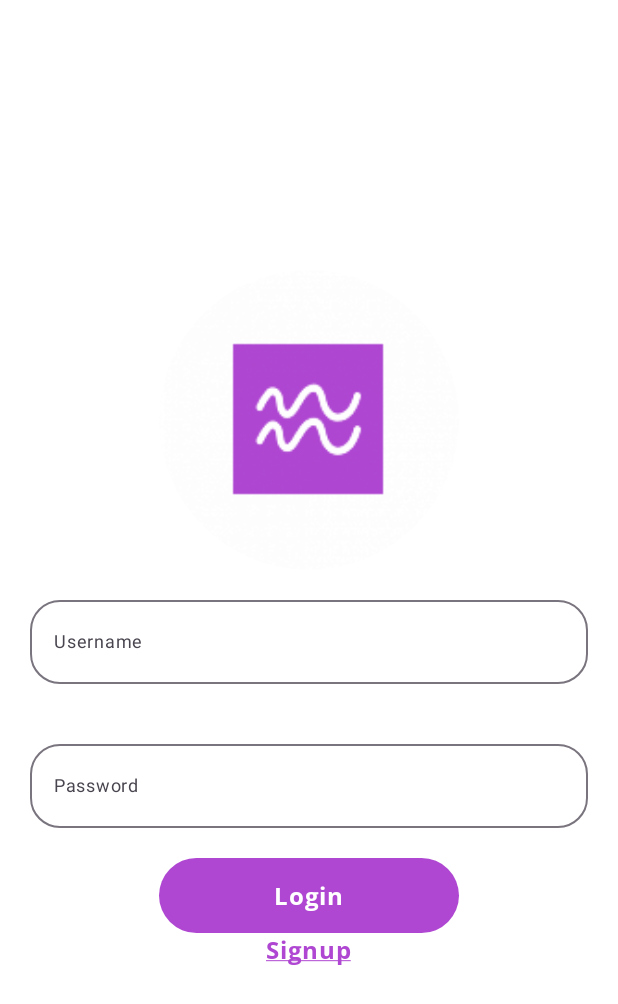
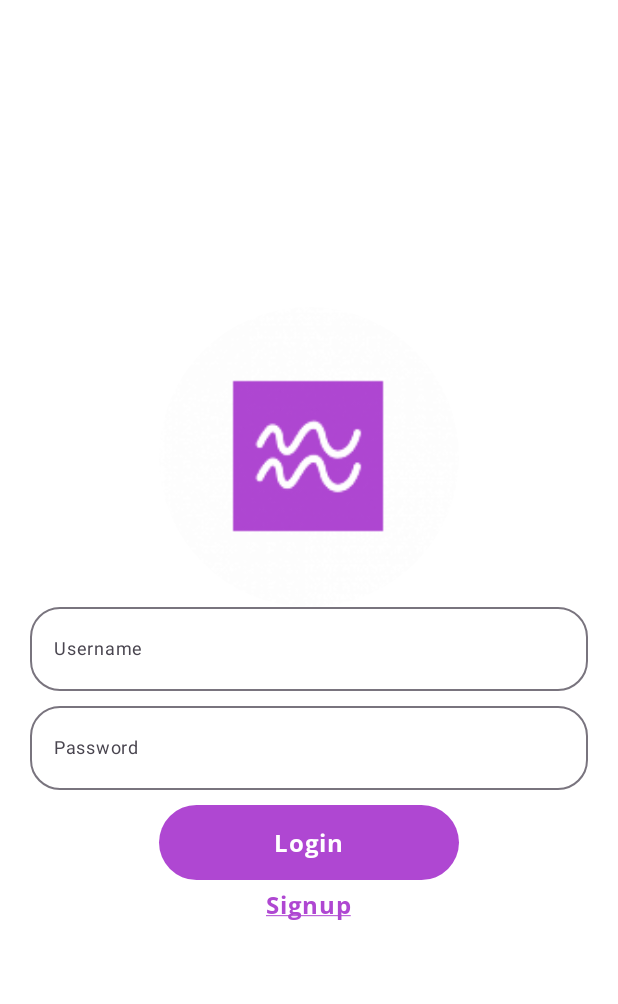
Before and after one commit to davdwhyte87/vhennus_android, an Android app built with Jetpack Compose: the HomeScreen screen opened through its navigation route, after a tap on "Login", on a phone screen of 412 x 824 dp. Shown: the top 1004 px of the screen. Run offline under Robolectric (Android 15) with nearby library versions, the phone set to English and light mode, and no system bars; our stand-ins replace Dagger/Hilt's generated code, Firebase (no records; nobody signed in at launch, a user with empty details on screens opened directly), Room's generated code; libraries missing offline, so code that uses them is left out: com.cloudinary.android, io.sentry, io.sentry.android, org.ocpsoft.prettytime; 10 statements that could not run were skipped.

```diff
--- a/app/build.gradle.kts
+++ b/app/build.gradle.kts
@@ -29,9 +29,10 @@ android {
             // Additional configurations for this flavor
             applicationIdSuffix = ".dev"
             //buildConfigField("String", "API_URL", "\"http://155.138.224.183:8000\"")
-            buildConfigField("String", "API_URL", "\"http://10.0.2.2:8000\"")
+//            buildConfigField("String", "API_URL", "\"http://10.0.2.2:8000\"")
+            buildConfigField("String", "API_URL", "\"http://155.138.221.87:8000\"")
 //            buildConfigField("String", "API_URL", "\"http://172.20.10.2:8000\"")
-            buildConfigField("String", "BLOCKCHAIN_URL", "\"155.138.224.183:3000\"")
+            buildConfigField("String", "BLOCKCHAIN_URL", "\"155.138.221.87:3000\"")
 
         }
     }
--- a/app/src/main/AndroidManifest.xml
+++ b/app/src/main/AndroidManifest.xml
@@ -18,6 +18,7 @@
         android:supportsRtl="true"
         android:theme="@style/Theme.Vhennus"
         tools:replace="android:fullBackupContent"
+        android:usesCleartextTraffic="true"
         tools:targetApi="31">
         <activity
             android:name=".MainActivity"
--- a/app/src/main/java/com/vhennus/auth/presentation/LoginScreen.kt
+++ b/app/src/main/java/com/vhennus/auth/presentation/LoginScreen.kt
@@ -1,5 +1,6 @@
 package com.vhennus.auth.presentation
 
+import android.content.Context
 import android.widget.Toast
 import androidx.compose.foundation.Image
 import androidx.compose.foundation.clickable
@@ -85,7 +86,7 @@ fun loginScreen(
             placeholder = { Text(text = "Username") },
             modifier = Modifier
                 .fillMaxWidth()
-                .padding(20.dp)
+                .padding(start = 20.dp, end = 20.dp, bottom =  10.dp, )
         )
         OutlinedTextField(value = password.value,
             onValueChange = {
@@ -95,11 +96,11 @@ fun loginScreen(
             placeholder = { Text(text = "Password") },
             modifier = Modifier
                 .fillMaxWidth()
-                .padding(20.dp)
+                .padding(start = 20.dp, end = 20.dp, bottom =  10.dp, )
         )
 
         Button(onClick = {
-            if (!validateInput(userName.value, password.value, context)){
+            if (!loginFormValidation(userName.value, password.value, context)){
                 return@Button
             }
             val loginReq = LoginReq(
@@ -128,7 +129,31 @@ fun loginScreen(
             textDecoration = TextDecoration.Underline,
             modifier = Modifier.clickable(onClick = {
                navHostController.navigate(NavScreen.SignupScreen.route)
-            })
+            }).padding(5.dp)
         )
     }
 }
+
+fun loginFormValidation(userName:String, password:String, context: Context):Boolean{
+    val isAllLowerCase = userName.all { it.isLowerCase() }
+//    if (!isAllLowerCase){
+//        Toast.makeText(context, "username should be all lowercase", Toast.LENGTH_SHORT).show()
+//        return false
+//    }
+    val hasSpace = userName.any { it.isWhitespace() }
+    if (hasSpace){
+        Toast.makeText(context, "username should have no spaces", Toast.LENGTH_SHORT).show()
+        return false
+    }
+    if (userName.isBlank()){
+        Toast.makeText(context, "username cannot be blank", Toast.LENGTH_SHORT).show()
+        return false
+    }
+    if (password.isBlank()){
+        Toast.makeText(context, "password cannot be blank", Toast.LENGTH_SHORT).show()
+        return false
+    }
+
+
+    return true
+}
--- a/app/src/main/java/com/vhennus/chat/presentation/AllChatsScreen.kt
+++ b/app/src/main/java/com/vhennus/chat/presentation/AllChatsScreen.kt
@@ -76,10 +76,10 @@ fun AllChatsScreen(
             }
             LazyColumn (
                 modifier = Modifier.fillMaxSize(),
-                horizontalAlignment = Alignment.CenterHorizontally
+                horizontalAlignment = Alignment.CenterHorizontally,
+                verticalArrangement = Arrangement.spacedBy(20.dp)
             ) {
                 items(chats){chat->
-
                     ChatListItem(chat, navController, userName,chatViewModel)
                 }
 
--- a/app/src/main/java/com/vhennus/chat/presentation/ChatListItemComp.kt
+++ b/app/src/main/java/com/vhennus/chat/presentation/ChatListItemComp.kt
@@ -106,11 +106,11 @@ fun ChatListItem(
                 painter = painterResource(R.drawable.p1),
                 contentDescription = "",
                 contentScale = ContentScale.Crop,
-                modifier = Modifier.size(60.dp).clip(CircleShape)
+                modifier = Modifier.size(40.dp).clip(CircleShape)
             )
         }else{
             LoadImageWithPlaceholder(receiverProfile.image,
-                modifier = Modifier.size(60.dp)
+                modifier = Modifier.size(40.dp)
                     .clip(CircleShape)
             )
         }
--- a/app/src/main/java/com/vhennus/feed/domain/Post.kt
+++ b/app/src/main/java/com/vhennus/feed/domain/Post.kt
@@ -1,4 +1,6 @@
 package com.vhennus.feed.domain
+
+import com.vhennus.profile.domain.Profile
 
 data class Post(
     val id:String = "",
@@ -9,7 +11,8 @@ data class Post(
     val image:String ="",
     val likes:List<String> = emptyList(),
     val comments:List<Comment> = emptyList(),
-    val number_of_views:Int = 0
+    val number_of_views:Int = 0,
+    val profile:Profile = Profile()
 )
 
 data class Comment(
--- a/app/src/main/java/com/vhennus/feed/presentation/FeedScreen.kt
+++ b/app/src/main/java/com/vhennus/feed/presentation/FeedScreen.kt
@@ -43,6 +43,7 @@ import androidx.compose.ui.Alignment
 import androidx.compose.ui.Modifier
 import androidx.compose.ui.draw.clip
 import androidx.compose.ui.graphics.Color
+import androidx.compose.ui.layout.ContentScale
 import androidx.compose.ui.platform.LocalContext
 import androidx.compose.ui.res.painterResource
 import androidx.compose.ui.text.font.FontWeight
@@ -57,7 +58,9 @@ import com.vhennus.NavScreen
 import com.vhennus.R.*
 import com.vhennus.feed.data.FeedViewModel
 import com.vhennus.feed.domain.Post
+import com.vhennus.general.presentation.LoadImageWithPlaceholder
 import com.vhennus.general.utils.CLog
+import com.vhennus.ui.AnimatedPreloader
 import com.vhennus.ui.GeneralScaffold
 import kotlinx.coroutines.launch
 import java.text.SimpleDateFormat
@@ -98,20 +101,10 @@ fun FeedScreen(
   val posts = feedViewModel.allPost.collectAsState()
   val feedUIState = feedViewModel.feedUIState.collectAsState()
 
-  LaunchedEffect(feedUIState.value.isFeedLoadingError) {
-    if(feedUIState.value.isFeedLoadingError){
-      Toast.makeText(context, feedUIState.value.getFeedErrorMessage, Toast.LENGTH_SHORT).show()
-    }
-  }
-
-  GeneralScaffold(topBar = { feedNav() }, floatingActionButton = {
-    Button(onClick = { navHostController.navigate(NavScreen.CreatePostScreen.route)})
-    { Icon(imageVector = Icons.Filled.Add, contentDescription ="Add" )}
-  }) {
-    val feedUIState = feedViewModel.feedUIState.collectAsState()
   val listState = rememberLazyListState()
   val coroutine = rememberCoroutineScope()
   val userName = feedViewModel.userName.collectAsState()
+
   LaunchedEffect(feedUIState.value.isScrollToFeedTop) {
     if (feedUIState.value.isScrollToFeedTop){
       if (listState.firstVisibleItemIndex > 0) {
@@ -121,12 +114,29 @@ fun FeedScreen(
       }
     }
   }
-
+  LaunchedEffect(feedUIState.value.isFeedLoadingError) {
+    if(feedUIState.value.isFeedLoadingError){
+      Toast.makeText(context, feedUIState.value.getFeedErrorMessage, Toast.LENGTH_SHORT).show()
+    }
+  }
   LaunchedEffect(listState) {
     snapshotFlow { listState.firstVisibleItemIndex }
       .collect { firstVisibleItemIndex ->
         feedViewModel.updateFeedScrollToTop(false)
       }
+  }
+
+  GeneralScaffold(topBar = { feedNav() }, floatingActionButton = {
+    Button(onClick = { navHostController.navigate(NavScreen.CreatePostScreen.route)})
+    { Icon(imageVector = Icons.Filled.Add, contentDescription ="Add" )}
+  }) {
+
+    Column(
+      verticalArrangement = Arrangement.Center,
+      horizontalAlignment = Alignment.CenterHorizontally
+    ) {
+      if(feedUIState.value.isFeedLoading){
+        AnimatedPreloader(modifier = Modifier.size(size = 50.dp), MaterialTheme.colorScheme.primary)
       }
       LazyColumn (
         modifier = Modifier.fillMaxSize(),
@@ -138,6 +148,8 @@ fun FeedScreen(
           })
         }
       }
+    }
+
   }
 }
 
@@ -183,13 +195,19 @@ fun post(
     )
     val randomImage = images[Random.nextInt(images.size)]
     val painter = painterResource(id = randomImage)
+    if(post.value.profile.image.isEmpty() || post.value.profile.image.isBlank()){
       Image(
-      painter,
-      contentDescription = null,
-      modifier = Modifier
-        .size(40.dp)
+        painter = painter,
+        contentDescription = "",
+        contentScale = ContentScale.Crop,
+        modifier = Modifier.size(40.dp).clip(CircleShape)
+      )
+    }else{
+      LoadImageWithPlaceholder(post.value.profile.image,
+        modifier = Modifier.size(40.dp)
           .clip(CircleShape)
       )
+    }
 
     // actual post
     Column (
--- a/app/src/main/java/com/vhennus/general/data/APIService.kt
+++ b/app/src/main/java/com/vhennus/general/data/APIService.kt
@@ -87,6 +87,12 @@ interface APIService {
 
     @POST("user/kura_login")
     suspend fun login(@Body data: LoginReq):Response<GenericResp<String>>
+
+    @POST("/create_account")
+    suspend fun create_account(@Body data: SignupReq):Response<GenericResp<String>>
+
+    @POST("/login")
+    suspend fun login2(@Body data: LoginReq):Response<GenericResp<String>>
 
 
     // payment method
--- a/app/src/main/java/com/vhennus/wallet/data/WalletViewModel.kt
+++ b/app/src/main/java/com/vhennus/wallet/data/WalletViewModel.kt
@@ -64,6 +64,10 @@ class WalletViewModel @Inject constructor(
         _allWallets.value = emptyList()
         _singleWallet.value = Wallet()
 
+    }
+
+    fun resetUI(){
+        _walletUIState.value = WalletUIState()
     }
 
 
--- a/app/src/main/java/com/vhennus/wallet/presentation/AddWalletScreen.kt
+++ b/app/src/main/java/com/vhennus/wallet/presentation/AddWalletScreen.kt
@@ -56,12 +56,14 @@ fun AddWalletScreen(navController: NavController, walletViewModel: WalletViewMod
     LaunchedEffect(walletUIState.value.isAddWalletSuccess) {
         if (walletUIState.value.isAddWalletSuccess){
             Toast.makeText(context, "Wallet Added Successfully", Toast.LENGTH_SHORT).show()
+            walletViewModel.resetUI()
             navController.popBackStack()
         }
     }
 
     if (walletUIState.value.isAddWalletError){
         Toast.makeText(LocalContext.current,walletUIState.value.addWalletErrorMessage, Toast.LENGTH_SHORT).show()
+        walletViewModel.resetUI()
     }
     val walletAddress = remember {
         mutableStateOf("")
```
Also changed, not shown: app/src/main/java/com/vhennus/auth/data/AuthViewModel.kt (+9 -10 lines), app/src/main/java/com/vhennus/auth/domain/SignupReq.kt (+7 -1 lines), app/src/main/java/com/vhennus/auth/presentation/SignupScreen.kt (+33 -7 lines), app/src/main/java/com/vhennus/feed/data/FeedViewModel.kt (+5 -3 lines), app/src/main/java/com/vhennus/feed/presentation/SinglePostScreen.kt (+16 -7 lines). Lines whose indentation alone changed are shown as unchanged.
